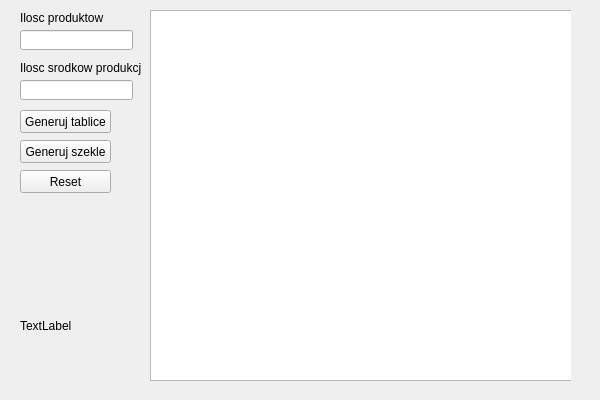
First picture: the form in Simplex For Logistics/SimplexForLogistics.ui, repository Swistusmen/Linear-Programmin-Simplex, before the edit.
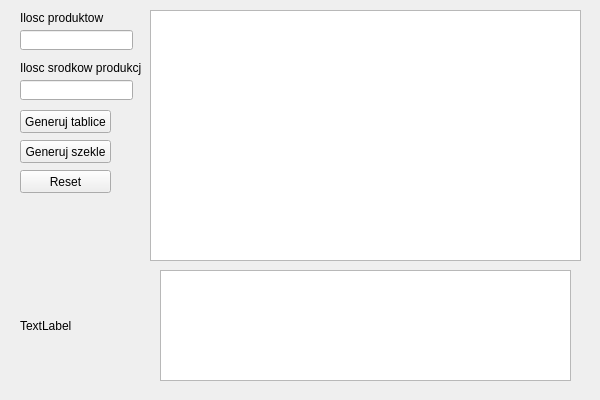
Second picture: the form after the edit. The open tabs and pages were chosen to show the change.

Patch:
```diff
--- a/Simplex For Logistics/SimplexForLogistics.ui
+++ b/Simplex For Logistics/SimplexForLogistics.ui
@@ -58,7 +58,7 @@
      <rect>
       <x>150</x>
       <y>10</y>
-      <width>421</width>
+      <width>431</width>
       <height>371</height>
      </rect>
     </property>
@@ -87,7 +87,17 @@
         <x>0</x>
         <y>0</y>
         <width>431</width>
-        <height>371</height>
+        <height>251</height>
+       </rect>
+      </property>
+     </widget>
+     <widget class="QTableWidget" name="conditionals">
+      <property name="geometry">
+       <rect>
+        <x>10</x>
+        <y>260</y>
+        <width>411</width>
+        <height>111</height>
        </rect>
       </property>
      </widget>
```
